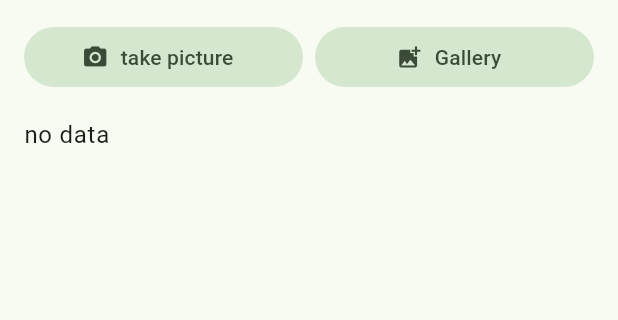
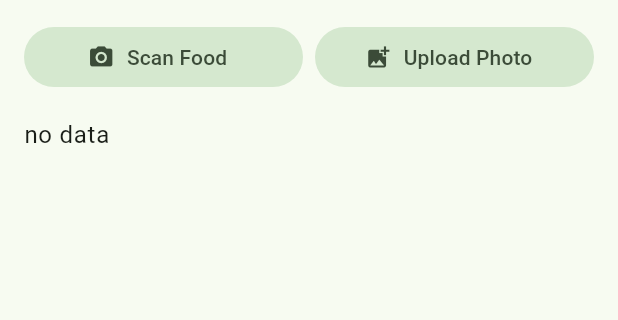
Before and after one commit to VinsonGuo/flutter_calorie_calculator, a Flutter app: the screen it shows after launch, on a phone screen of 412 x 824 dp, the part 63-383 px from its top. Run offline on Flutter 3.47's test engine with Material 3 defaults, Android fonts, the phone set to English and light mode, and no system bars; our stand-ins replace dio, flutter_dotenv, flutter_gemini, image_picker, logger, pretty_dio_logger and 1 more; missing offline and left inert: syncfusion_flutter_treemap.

Commit message:
temp commit for ui

````diff
--- a/lib/model/models.dart
+++ b/lib/model/models.dart
@@ -19,12 +19,19 @@ class Result<T> {
   }
 }
 
+
+
 @JsonSerializable()
 class CalculateResult {
   List<CalculateItem> items;
   Nutrition nutrition;
+  @JsonKey(defaultValue: '2024-12-05')
+  String dateTime;
+  @JsonKey(defaultValue: '')
+  String imagePath;
 
-  CalculateResult(this.items, this.nutrition);
+
+  CalculateResult(this.items, this.nutrition, this.dateTime, this.imagePath);
 
   factory CalculateResult.fromJson(Map<String, dynamic> json) =>
       _$CalculateResultFromJson(json);
--- a/lib/provider/app_provider.dart
+++ b/lib/provider/app_provider.dart
@@ -1,7 +1,10 @@
 import 'dart:convert';
+import 'dart:io';
 
 import 'package:flutter/foundation.dart';
 import 'package:flutter_gemini/flutter_gemini.dart';
+import 'package:image_picker/image_picker.dart';
+import 'package:path_provider/path_provider.dart';
 
 import '../common/logger.dart';
 import '../model/models.dart';
@@ -10,16 +13,26 @@ class AppProvider with ChangeNotifier {
   Result<CalculateResult> calculateResult = Result.failed('no data');
   bool isLoading = false;
 
-  Future<void> generateResult(Uint8List image) async {
+  Future<String> copyImage(DateTime dateTime, Uint8List image) async {
+    final dir = await getApplicationDocumentsDirectory();
+    final destPath = dir.path + '/images/'+ dateTime.toIso8601String() + '.jpg';
+    logger.i('destPath $destPath');
+    final file = File(destPath);
+    file.createSync(recursive: true);
+    await file.writeAsBytes(image);
+    return destPath;
+  }
+
+  Future<void> generateResult(DateTime dateTime, Uint8List image, String imagePath) async {
     isLoading = true;
     notifyListeners();
     try {
       const prompt = """
-        Analyze this image to identify food items, estimate their quantities and provide a detailed nutritional breakdown with units. Return the results as JSON, strictly adhering to this structure and do not include other content:
+        Analyze this image to identify food items(item needs to append emoji in "name" field), estimate their quantities and provide a detailed nutritional breakdown with units. Return the results as JSON, strictly adhering to this structure and do not include other content:
 {
   "items": [
     {
-      "name": "food_item_1",
+      "name": "egg🥚",
       "quantity": "quantity_value",
       "unit": "quantity_unit",
       "calories": {
@@ -28,7 +41,7 @@ class AppProvider with ChangeNotifier {
       },
     },
     {
-      "name": "food_item_2",
+      "name": "apple🍎",
       "quantity": "quantity_value",
       "unit": "quantity_unit"
       "calories": {
@@ -67,7 +80,10 @@ class AppProvider with ChangeNotifier {
       logger.i('geminiResult -> $geminiResult');
       final adjustedResult = geminiResult.replaceAll(RegExp(r'```json|```'), '');
       logger.i('result-> $adjustedResult');
-      calculateResult = Result.success(CalculateResult.fromJson(jsonDecode(adjustedResult)));
+      final data = CalculateResult.fromJson(jsonDecode(adjustedResult));
+      data.dateTime = dateTime.toIso8601String();
+      data.imagePath = imagePath;
+      calculateResult = Result.success(data);
 
       notifyListeners();
     } catch (e) {
--- a/lib/ui/page/home_page.dart
+++ b/lib/ui/page/home_page.dart
@@ -1,8 +1,9 @@
+import 'dart:io';
+
 import 'package:flutter/material.dart';
-import 'package:flutter_calorie_calculator/model/models.dart';
 import 'package:image_picker/image_picker.dart';
 import 'package:provider/provider.dart';
-import 'package:syncfusion_flutter_charts/charts.dart';
+import 'package:syncfusion_flutter_treemap/treemap.dart';
 
 import '../../provider/app_provider.dart';
 
@@ -46,11 +47,15 @@ class _HomePageState extends State<HomePage> {
                       final XFile? image =
                           await picker.pickImage(source: ImageSource.camera);
                       if (image != null) {
-                        provider.generateResult(await image.readAsBytes());
+                        final dateTime = DateTime.now();
+                        var uint8list = await image.readAsBytes();
+                        final imagePath =
+                            await provider.copyImage(dateTime, uint8list);
+                        provider.generateResult(dateTime, uint8list, imagePath);
                       }
                     },
                     icon: Icon(Icons.photo_camera),
-                    label: Text('take picture')),
+                    label: Text('Scan Food')),
               ),
               SizedBox(
                 width: 8,
@@ -61,11 +66,15 @@ class _HomePageState extends State<HomePage> {
                       final XFile? image =
                           await picker.pickImage(source: ImageSource.gallery);
                       if (image != null) {
-                        provider.generateResult(await image.readAsBytes());
+                        final dateTime = DateTime.now();
+                        var uint8list = await image.readAsBytes();
+                        final imagePath =
+                            await provider.copyImage(dateTime, uint8list);
+                        provider.generateResult(dateTime, uint8list, imagePath);
                       }
                     },
                     icon: Icon(Icons.add_photo_alternate),
-                    label: Text('Gallery')),
+                    label: Text('Upload Photo')),
               ),
               SizedBox(
                 width: 16,
@@ -79,39 +88,96 @@ class _HomePageState extends State<HomePage> {
                   if (result.isSuccess()) {
                     final item = result.data!;
                     return ExpansionTile(
+                      initiallyExpanded: true,
+                      leading: Image.file(
+                        File(item.imagePath),
+                        width: 100,
+                        height: 100,
+                      ),
                       title: Text(
                           'Total Calories: ${item.nutrition.calories.value} ${item.nutrition.calories.unit}'),
-                      subtitle: Row(
-                        children: [
-                          Expanded(
-                              child: Text(
-                                  'carbs\n${item.nutrition.carbs.value} ${item.nutrition.carbs.unit}')),
-                          Expanded(
-                              child: Text(
-                                  'fat\n${item.nutrition.fat.value} ${item.nutrition.fat.unit}')),
-                          Expanded(
-                              child: Text(
-                                  'protein\n${item.nutrition.protein.value} ${item.nutrition.protein.unit}')),
-                          Expanded(
-                              child: Text(
-                                  'fibers\n${item.nutrition.fibers.value} ${item.nutrition.fibers.unit}')),
-                        ],
-                      ),
+                      subtitle:  Text(item.dateTime),
                       children: [
-                        SfCircularChart(
-                          legend: Legend(isVisible: true),
-                          series: <PieSeries<CalculateItem, String>>[
-                            PieSeries<CalculateItem, String>(
-                              dataSource: item.items,
-                              xValueMapper: (CalculateItem data, _) =>
-                                  data.name,
-                              yValueMapper: (CalculateItem data, _) =>
-                                  num.tryParse(data.calories.value) ?? 0,
-                              dataLabelSettings:
-                                  DataLabelSettings(isVisible: true),
+                        SingleChildScrollView(
+                          scrollDirection:Axis.horizontal,
+                          child: DataTable(
+                            columns: const <DataColumn>[
+                              DataColumn(label: Text("Nutrition")),
+                              DataColumn(label: Text("Value")),
+                              DataColumn(label: Text("Unit")),
+                            ],
+                            rows: <DataRow>[
+                              DataRow(cells: <DataCell>[
+                                DataCell(Text("Carbs")),
+                                DataCell(Text(item.nutrition.carbs.value)),
+                                DataCell(Text(item.nutrition.carbs.unit)),
+                              ]),
+                              DataRow(cells: <DataCell>[
+                                DataCell(Text("Fat")),
+                                DataCell(Text(item.nutrition.fat.value)),
+                                DataCell(Text(item.nutrition.fat.unit)),
+                              ]),
+                              DataRow(cells: <DataCell>[
+                                DataCell(Text("Protein")),
+                                DataCell(Text(item.nutrition.protein.value)),
+                                DataCell(Text(item.nutrition.protein.unit)),
+                              ]),
+                              DataRow(cells: <DataCell>[
+                                DataCell(Text("Fibers")),
+                                DataCell(Text(item.nutrition.fibers.value)),
+                                DataCell(Text(item.nutrition.fibers.unit)),
+                              ]),
+                            ],
+                          ),
+                        ),
+                        SfTreemap(
+                          dataCount: item.items.length,
+                          weightValueMapper: (int index) =>
+                              double.tryParse(
+                                  item.items[index].calories.value) ??
+                              0.0,
+                          tooltipSettings: TreemapTooltipSettings(
+                            color: Colors.white,
+                            borderColor: Colors.black,
+                            borderWidth: 1,
+                          ),
+                          levels: [
+                            TreemapLevel(
+                              groupMapper: (int index) =>
+                                  item.items[index].name,
+                              labelBuilder:
+                                  (BuildContext context, TreemapTile tile) {
+                                return Text(
+                                  '${tile.group}\n${item.items[tile.indices.first].calories.value} ${item.items[tile.indices.first].calories.unit}',
+                                  style: const TextStyle(
+                                      color: Colors.white, fontSize: 12),
+                                  textAlign: TextAlign.center,
+                                );
+                              },
+                              colorValueMapper: (TreemapTile tile) =>
+                                  tile.weight.toInt(),
                             ),
                           ],
-                        )
+                        ),
+                        SingleChildScrollView(
+                          scrollDirection: Axis.horizontal,
+                          child: DataTable(
+                            columns: const <DataColumn>[
+                              DataColumn(label: Text("Name")),
+                              DataColumn(label: Text("Calories (kcal)")),
+                              DataColumn(label: Text("Quantity")),
+                              DataColumn(label: Text("Unit")),
+                            ],
+                            rows: item.items
+                                .map((e) => DataRow(cells: <DataCell>[
+                                      DataCell(Text(e.name)),
+                                      DataCell(Text(e.calories.value)),
+                                      DataCell(Text(e.quantity)),
+                                      DataCell(Text(e.unit)),
+                                    ]))
+                                .toList(),
+                          ),
+                        ),
                       ],
                     );
                   } else {
--- a/pubspec.yaml
+++ b/pubspec.yaml
@@ -51,6 +51,8 @@ dependencies:
   package_info_plus:
   image_picker: ^1.1.2
   syncfusion_flutter_charts: ^25.0.0
+  syncfusion_flutter_datagrid: ^25.0.0
+  syncfusion_flutter_treemap: ^25.0.0
 
 dev_dependencies:
   flutter_test:
````
Also changed, not shown: lib/model/models.g.dart, pubspec.lock.
